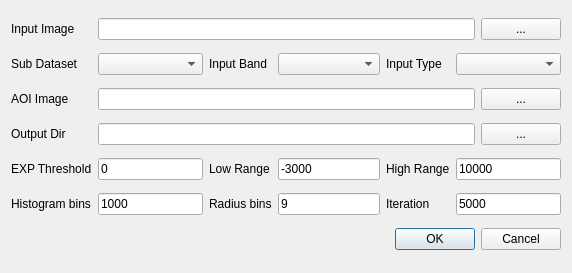
lidar-nevermore/tGis, file Plugins/tGis.WaterExtraction/WaterExtrationDialog.ui: the form before one commit.
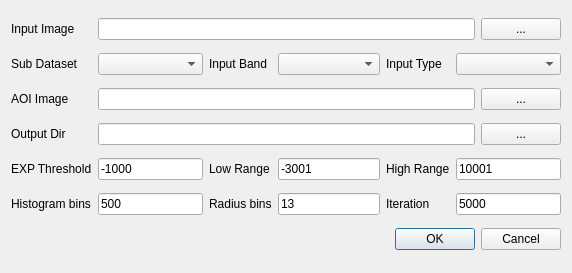
The form after the commit.

```diff
--- a/Plugins/tGis.WaterExtraction/WaterExtrationDialog.ui
+++ b/Plugins/tGis.WaterExtraction/WaterExtrationDialog.ui
@@ -101,7 +101,7 @@
    <item row="4" column="1">
     <widget class="QLineEdit" name="leExpThreshold">
      <property name="text">
-      <string>0</string>
+      <string>-1000</string>
      </property>
     </widget>
    </item>
@@ -115,7 +115,7 @@
    <item row="4" column="3" colspan="2">
     <widget class="QLineEdit" name="leLowRange">
      <property name="text">
-      <string>-3000</string>
+      <string>-3001</string>
      </property>
     </widget>
    </item>
@@ -129,7 +129,7 @@
    <item row="4" column="7" colspan="3">
     <widget class="QLineEdit" name="leHighRange">
      <property name="text">
-      <string>10000</string>
+      <string>10001</string>
      </property>
     </widget>
    </item>
@@ -143,7 +143,7 @@
    <item row="5" column="1">
     <widget class="QLineEdit" name="leHistogramBins">
      <property name="text">
-      <string>1000</string>
+      <string>500</string>
      </property>
     </widget>
    </item>
@@ -157,7 +157,7 @@
    <item row="5" column="3" colspan="2">
     <widget class="QLineEdit" name="leRadiusBins">
      <property name="text">
-      <string>9</string>
+      <string>13</string>
      </property>
     </widget>
    </item>
```
